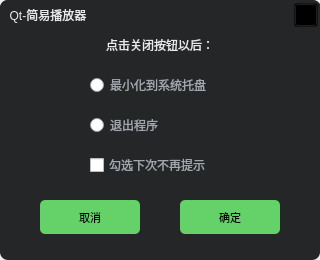
The window that VideoPlayer/messagebox/ExitDialog.ui (huizhang556/pc-video-player) describes before a commit, drawn with Qt 5.
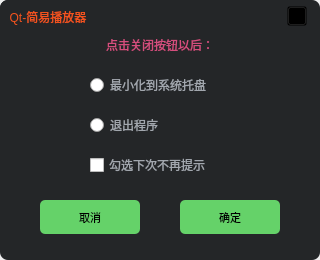
The same window after the commit. Icons and pictures are not drawn.

The edit to the form file:
```diff
--- a/VideoPlayer/messagebox/ExitDialog.ui
+++ b/VideoPlayer/messagebox/ExitDialog.ui
@@ -78,8 +78,8 @@
       <property name="styleSheet">
        <string notr="true">QLabel
 {
-font:12pt &quot;微软雅黑&quot;;
-color: #e7e9eb;
+font:400 15px &quot;微软雅黑&quot;;
+color: #d44e7d;
 }</string>
       </property>
       <property name="text">
@@ -250,19 +250,19 @@
        <rect>
         <x>0</x>
         <y>0</y>
-        <width>321</width>
+        <width>310</width>
         <height>30</height>
        </rect>
       </property>
       <property name="minimumSize">
        <size>
-        <width>0</width>
+        <width>310</width>
         <height>30</height>
        </size>
       </property>
       <property name="maximumSize">
        <size>
-        <width>16777215</width>
+        <width>310</width>
         <height>30</height>
        </size>
       </property>
@@ -288,7 +288,7 @@
         <number>3</number>
        </property>
        <property name="topMargin">
-        <number>0</number>
+        <number>3</number>
        </property>
        <property name="rightMargin">
         <number>3</number>
@@ -313,7 +313,7 @@
          <property name="styleSheet">
           <string notr="true">#label
 {
-color: #e7e9eb;
+color: #f3531e;
 font: 400 14px &quot;微软雅黑&quot;; 
 background-color: transparent;
 }
@@ -342,14 +342,14 @@
         <widget class="QPushButton" name="pushButton_close">
          <property name="minimumSize">
           <size>
-           <width>24</width>
-           <height>24</height>
+           <width>20</width>
+           <height>20</height>
           </size>
          </property>
          <property name="maximumSize">
           <size>
-           <width>24</width>
-           <height>24</height>
+           <width>20</width>
+           <height>20</height>
           </size>
          </property>
          <property name="styleSheet">
```
Left out of the diff: 6 changed lines with no effect on the pictures.
